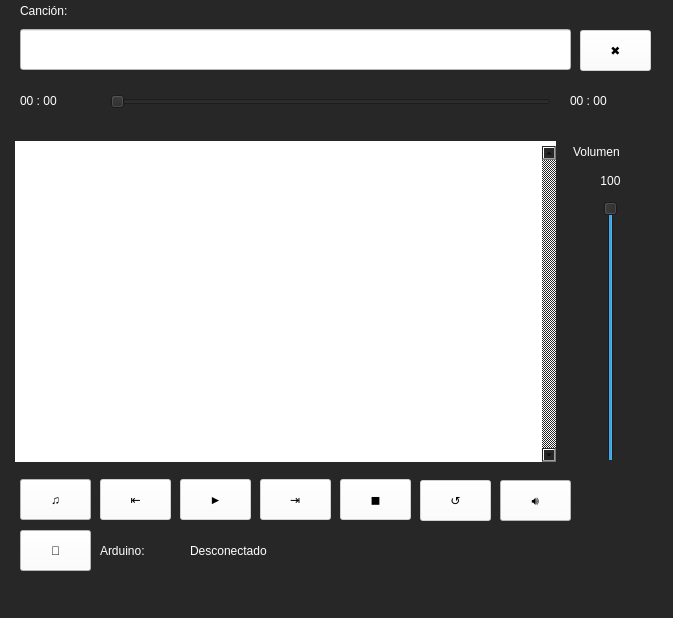
Old version of the form Programas/Proyecto/MusicPlayerV2.ui in the repository c-arlo/PIP_2024_3.
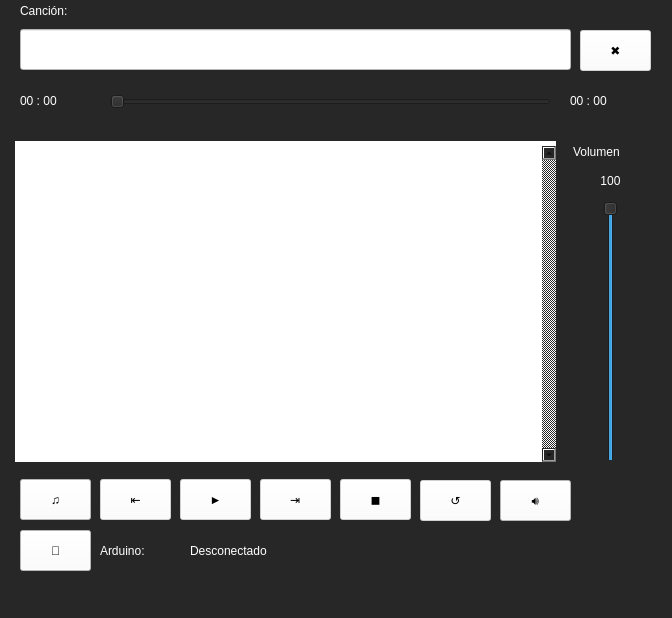
New version of the form.

What changed in the file:
```diff
--- a/Programas/Proyecto/MusicPlayerV2.ui
+++ b/Programas/Proyecto/MusicPlayerV2.ui
@@ -9,7 +9,7 @@
    <rect>
     <x>0</x>
     <y>0</y>
-    <width>673</width>
+    <width>672</width>
     <height>618</height>
    </rect>
   </property>
```
Left out of the diff: 4 changed lines with no effect on the pictures.
